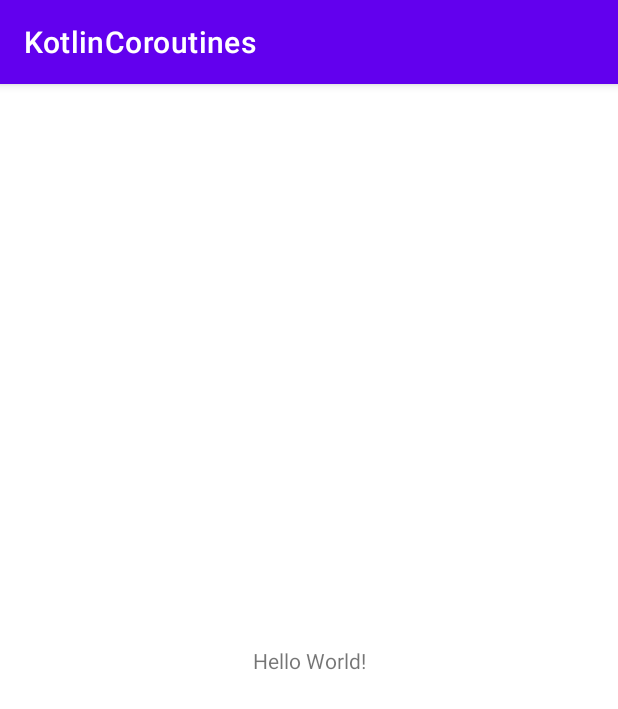
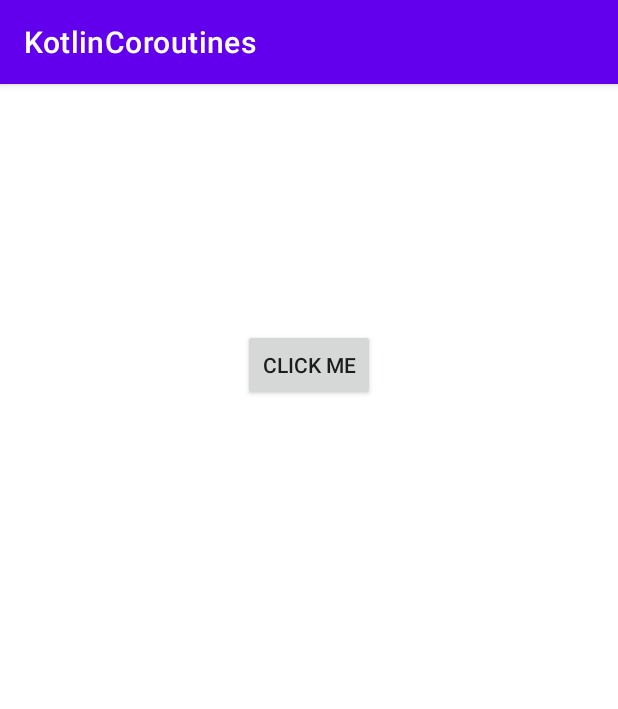
Before and after one commit to NikhilBoni07/KotlinCoroutines, an Android app: the screen it shows after launch (MainActivity), on a phone screen of 412 x 824 dp. Shown: the top 709 px of the screen. Run offline under Robolectric (Android 15) with nearby library versions, the phone set to English and light mode, and no system bars.

```diff
--- a/app/src/main/res/layout/activity_main.xml
+++ b/app/src/main/res/layout/activity_main.xml
@@ -7,12 +7,23 @@
     tools:context=".MainActivity">
 
     <TextView
+        android:id="@+id/text"
         android:layout_width="wrap_content"
         android:layout_height="wrap_content"
-        android:text="Hello World!"
         app:layout_constraintBottom_toBottomOf="parent"
         app:layout_constraintEnd_toEndOf="parent"
         app:layout_constraintStart_toStartOf="parent"
         app:layout_constraintTop_toTopOf="parent" />
 
+    <androidx.appcompat.widget.AppCompatButton
+        android:id="@+id/button"
+        android:layout_width="wrap_content"
+        android:layout_height="wrap_content"
+        android:text="Click me"
+        app:layout_constraintBottom_toTopOf="@+id/text"
+        app:layout_constraintEnd_toEndOf="parent"
+        app:layout_constraintStart_toStartOf="parent"
+        app:layout_constraintTop_toTopOf="parent"
+        tools:ignore="MissingConstraints" />
+
 </androidx.constraintlayout.widget.ConstraintLayout>
```
Also changed, not shown: app/build.gradle (+5 -2 lines), app/src/main/java/com/learn/kotlincoroutines/MainActivity.kt (+75 -1 lines).
